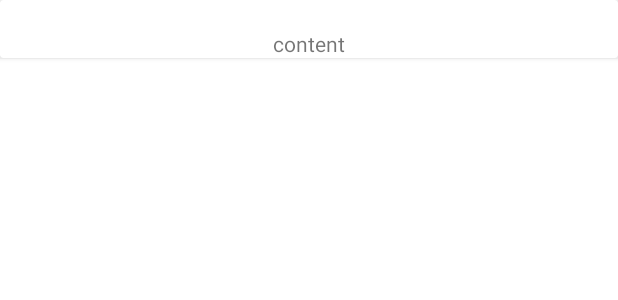
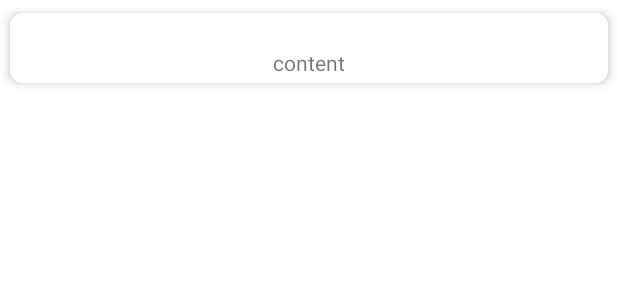
Before and after one commit to YongHo-Mun/BabyBook, an Android app: the layout page_item.xml on its own in the app's theme, with its tools: preview values and no code run, on a phone screen of 412 x 824 dp. Shown: the top 300 px of the screen. Run offline under Robolectric (Android 15) with nearby library versions, the phone set to English and light mode, and no system bars.

Commit message:
- cardView의 속성 추가 - dimen 리소스 파일 생성

```diff
--- a/app/src/main/res/layout/page_item.xml
+++ b/app/src/main/res/layout/page_item.xml
@@ -2,7 +2,8 @@
 <layout
     xmlns:android="http://schemas.android.com/apk/res/android"
     xmlns:app="http://schemas.android.com/apk/res-auto"
-    xmlns:tools="http://schemas.android.com/tools">
+    xmlns:tools="http://schemas.android.com/tools"
+    xmlns:card_view="http://schemas.android.com/apk/res-auto">
 
     <data>
         <import type="com.yongho.babybook.entity.Page" />
@@ -14,7 +15,11 @@
 
     <androidx.cardview.widget.CardView
         android:layout_width="match_parent"
-        android:layout_height="wrap_content">
+        android:layout_height="wrap_content"
+        card_view:cardCornerRadius="@dimen/list_item_corner_radius"
+        card_view:cardElevation="@dimen/list_item_elevation"
+        card_view:cardUseCompatPadding="true"
+        card_view:contentPadding="@dimen/list_item_content_padding">
 
         <androidx.constraintlayout.widget.ConstraintLayout
             android:layout_width="match_parent"
--- /dev/null
+++ b/app/src/main/res/values/dimens.xml
@@ -0,0 +1,6 @@
+<?xml version="1.0" encoding="utf-8"?>
+<resources>
+    <dimen name="list_item_corner_radius">8dp</dimen>
+    <dimen name="list_item_elevation">4dp</dimen>
+    <dimen name="list_item_content_padding">4dp</dimen>
+</resources>
```
